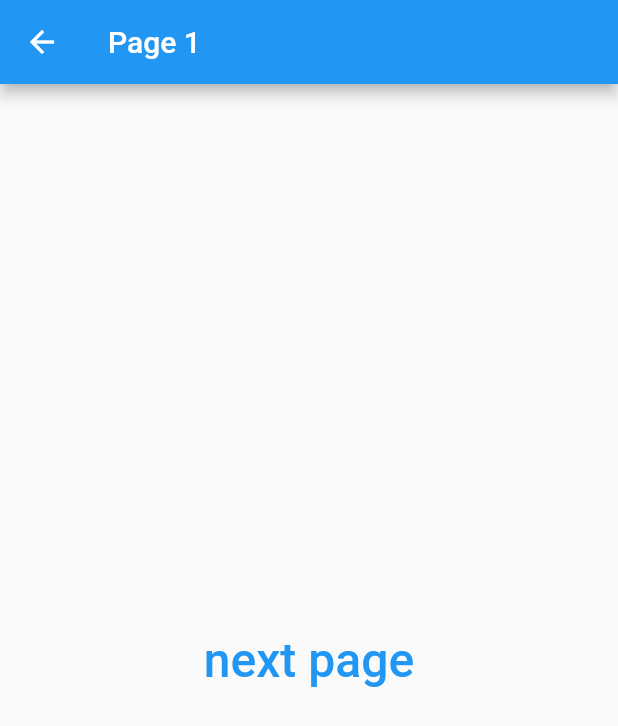
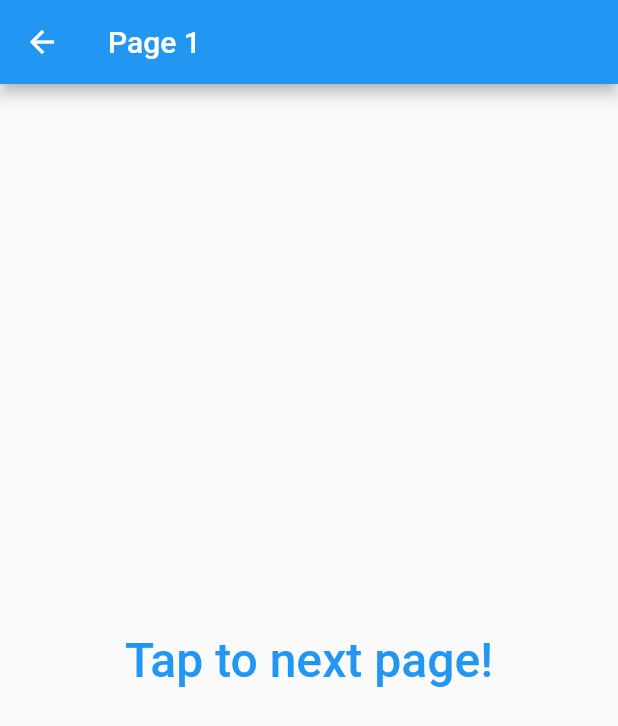
Before and after one commit to murakamiren/flutter-basis, a Flutter app: the screen it shows after launch, after a tap on "go to page 1", on a phone screen of 412 x 824 dp. Shown: the top 726 px of the screen. Run offline on Flutter 3.47's test engine with Material 2 defaults, Android fonts, the phone set to English and light mode, and no system bars.

Commit message:
change text

```diff
--- a/lib/TestPage.dart
+++ b/lib/TestPage.dart
@@ -4,6 +4,7 @@ import 'package:my_first_flutter/TestPage2.dart';
 class TestPage extends StatelessWidget {
   @override
   Widget build(BuildContext context) {
+    final _pagenateText = "Tap to next page!";
     return Scaffold(
       appBar: AppBar(
         title: Text("Page 1"),
@@ -17,7 +18,7 @@ class TestPage extends StatelessWidget {
                   }))
                 },
             child: Text(
-              "next page",
+              _pagenateText,
               style: TextStyle(fontSize: 32),
             )),
       ),
--- a/lib/TestPage2.dart
+++ b/lib/TestPage2.dart
@@ -3,6 +3,7 @@ import 'package:flutter/material.dart';
 class TestPage2 extends StatelessWidget {
   @override
   Widget build(BuildContext context) {
+    final _pagenateText = "Tap to back!";
     return Scaffold(
       appBar: AppBar(
         title: Text("Page 2"),
@@ -12,7 +13,7 @@ class TestPage2 extends StatelessWidget {
           TextButton(
               onPressed: () => {Navigator.of(context).pop()},
               child: Text(
-                "back",
+                _pagenateText,
                 style: TextStyle(fontSize: 32),
               ))
         ]),
--- a/lib/main.dart
+++ b/lib/main.dart
@@ -33,6 +33,8 @@ class MyHomePage extends StatefulWidget {
 class _MyHomePageState extends State<MyHomePage> {
   int _counter = 0;
   String _type = "Even";
+  final _drawerWord = "This is Drawer";
+  final _firstWord = "Hello World!";
 
   void _incrementCounter() {
     setState(() {
@@ -55,12 +57,12 @@ class _MyHomePageState extends State<MyHomePage> {
         ),
         drawer: Drawer(
           child: Center(
-            child: Text("Drawer"),
+            child: Text(_drawerWord),
           ),
         ),
         body: Column(
           children: [
-            Text("hello world"),
+            Text(_firstWord),
             Text("$_counter"),
             TextButton(
                 onPressed: () => {
@@ -76,6 +78,7 @@ class _MyHomePageState extends State<MyHomePage> {
             ),
             Row(
               mainAxisAlignment: MainAxisAlignment.spaceAround,
+              crossAxisAlignment: CrossAxisAlignment.end,
               children: [
                 Icon(
                   Icons.favorite,
@@ -94,6 +97,12 @@ class _MyHomePageState extends State<MyHomePage> {
                 ),
               ],
             ),
+            Text(
+              "foo",
+              style: TextStyle(
+                fontSize: 64,
+              ),
+            )
           ],
         ),
         floatingActionButton: FloatingActionButton(
```
